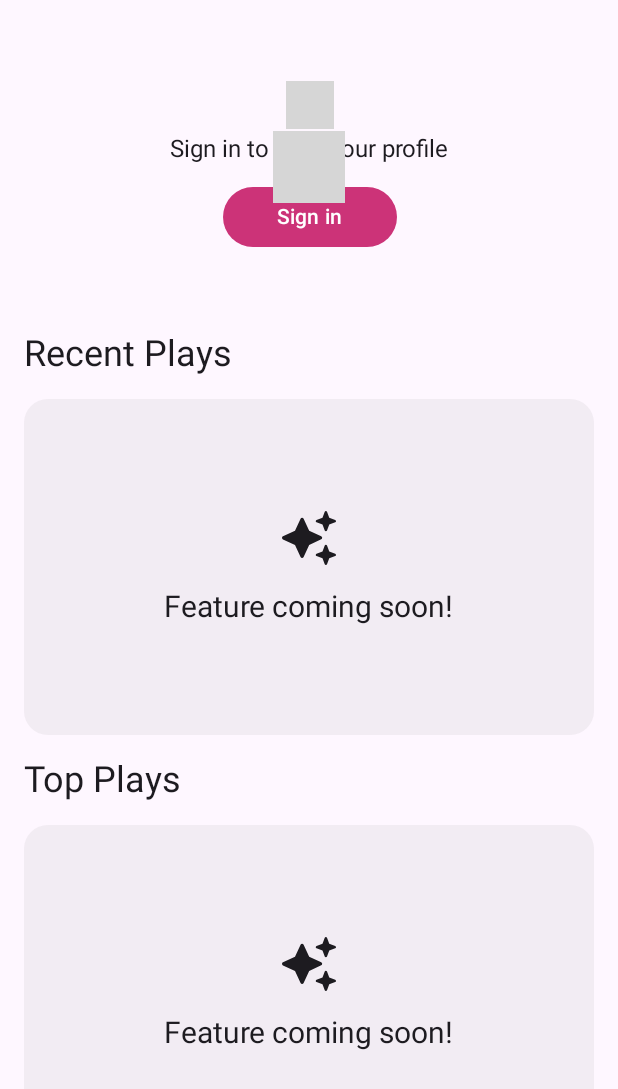
After one commit to Ikutsu/OsuMusic, an Android app built with Jetpack Compose: the composable ProfileScreen shown on its own in the app's theme, on a phone screen of 412 x 824 dp. The commit adds this screen. Shown: the top 1089 px of the screen. Run offline under Robolectric (Android 15) with nearby library versions, the phone set to English and light mode, and no system bars; our stand-ins replace Compose Multiplatform resources; libraries missing offline, so code that uses them is left out: dev.chrisbanes.haze; pictures from the network do not load; 15 statements that could not run were skipped; grey boxes are pictures that could not be loaded.

Commit message:
commonMain/search: Finish the basic Ui of Profile Screen

```diff
--- a/composeApp/src/commonMain/kotlin/core/presentation/component/FeatureComingCard.kt
+++ b/composeApp/src/commonMain/kotlin/core/presentation/component/FeatureComingCard.kt
@@ -3,6 +3,8 @@ package io.ikutsu.osumusic.core.presentation.component
 import androidx.compose.foundation.background
 import androidx.compose.foundation.layout.Arrangement
 import androidx.compose.foundation.layout.Column
+import androidx.compose.foundation.layout.fillMaxWidth
+import androidx.compose.foundation.layout.height
 import androidx.compose.foundation.layout.size
 import androidx.compose.material3.Icon
 import androidx.compose.material3.Text
@@ -20,7 +22,7 @@ import io.ikutsu.osumusic.core.presentation.util.sp
 
 @Composable
 fun FeatureComingCard(
-    modifier: Modifier = Modifier
+    modifier: Modifier = Modifier.fillMaxWidth().height(224.dp)
 ) {
     Column(
         modifier = modifier.background(Color.Gray.copy(alpha = 0.1f), shape = OM_ShapeLarge),
--- /dev/null
+++ b/composeApp/src/commonMain/kotlin/profile/presentation/ProfileScreen.kt
@@ -0,0 +1,43 @@
+package io.ikutsu.osumusic.profile.presentation
+
+import androidx.compose.foundation.layout.Arrangement
+import androidx.compose.foundation.layout.Column
+import androidx.compose.foundation.layout.padding
+import androidx.compose.foundation.rememberScrollState
+import androidx.compose.foundation.verticalScroll
+import androidx.compose.material3.Text
+import androidx.compose.runtime.Composable
+import androidx.compose.ui.Modifier
+import androidx.compose.ui.unit.dp
+import io.ikutsu.osumusic.core.presentation.component.FeatureComingCard
+import io.ikutsu.osumusic.core.presentation.util.OM_SemiBold
+import io.ikutsu.osumusic.core.presentation.util.sp
+import io.ikutsu.osumusic.profile.presentation.component.LoginCard
+
+@Composable
+fun ProfileScreen(
+    modifier: Modifier = Modifier
+) {
+    val scrollState = rememberScrollState()
+
+    Column(
+        modifier = modifier.padding(16.dp).verticalScroll(scrollState),
+        verticalArrangement = Arrangement.spacedBy(16.dp)
+    ) {
+        LoginCard(
+            onSignInClick = { }
+        )
+        Text(
+            text = "Recent Plays",
+            fontFamily = OM_SemiBold,
+            fontSize = 24.dp.sp
+        )
+        FeatureComingCard()
+        Text(
+            text = "Top Plays",
+            fontFamily = OM_SemiBold,
+            fontSize = 24.dp.sp
+        )
+        FeatureComingCard()
+    }
+}
```
